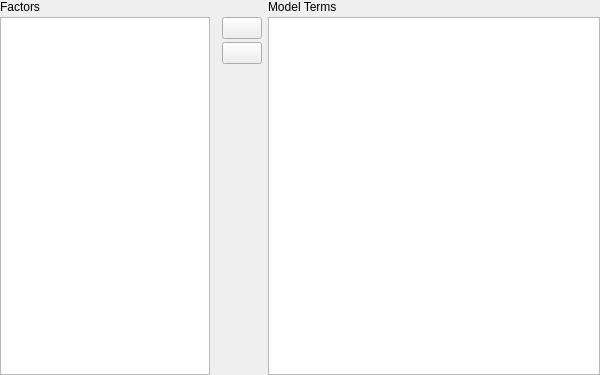
Old version of the form JASP-Desktop/widgets/anovamodelwidget.ui in the repository jasp-stats/jasp-desktop.
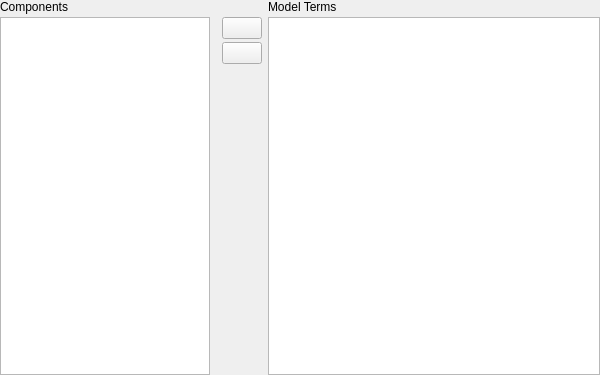
New version of the form. Custom widgets are drawn as their Qt base class.

Commit message:
Model builder: change factors to components
factors weren’t always factors, sometimes they were covariates. this is
more generic.
closes #904

Diff of the .ui file:
```diff
--- a/JASP-Desktop/widgets/anovamodelwidget.ui
+++ b/JASP-Desktop/widgets/anovamodelwidget.ui
@@ -93,7 +93,7 @@
          <item row="0" column="0">
           <widget class="QLabel" name="factorsLabel">
            <property name="text">
-            <string>Factors</string>
+            <string>Components</string>
            </property>
           </widget>
          </item>
```
